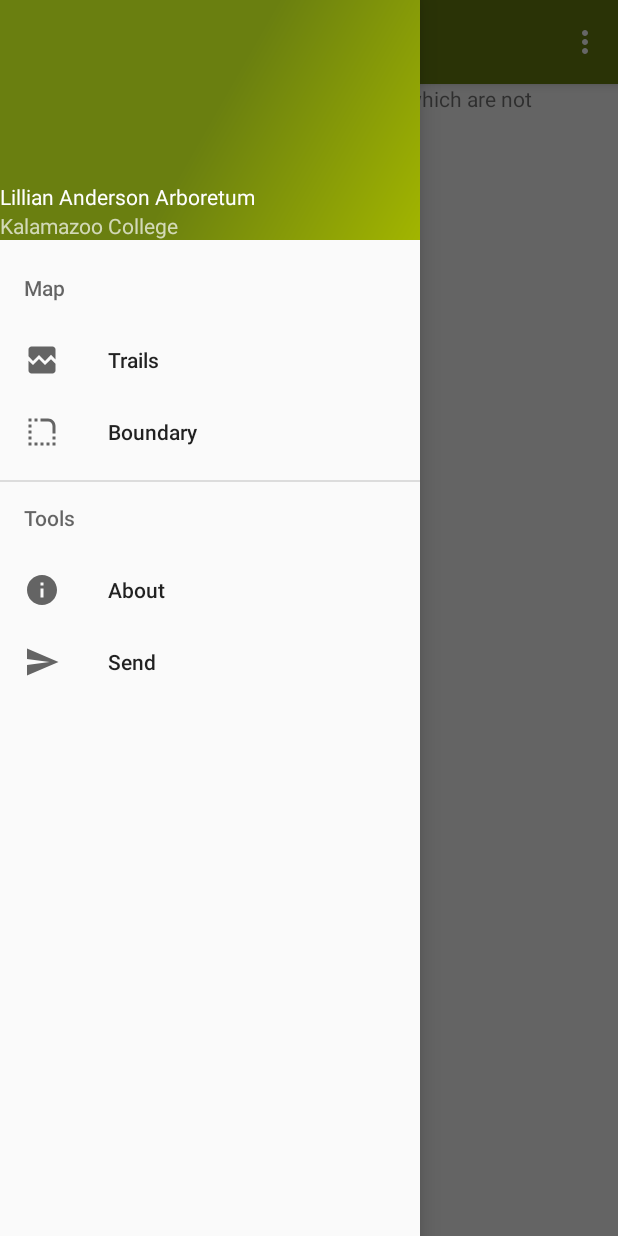
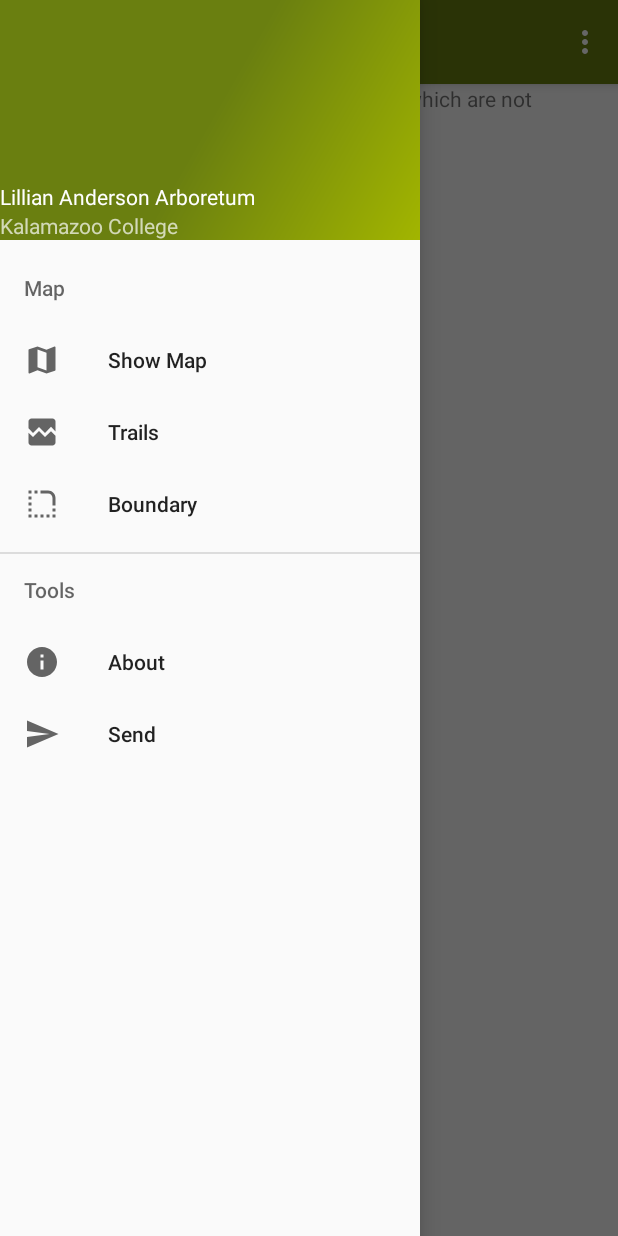
Before and after one commit to rlundquist3/arb-android, an Android app: the screen it shows after launch (MainActivity), with the side drawer open, on a phone screen of 412 x 824 dp. Run offline under Robolectric (Android 15) with nearby library versions, the phone set to English and light mode, and no system bars; 4 statements that could not run were skipped.

```diff
--- a/app/src/main/java/com/rileylundquist/arb/MainActivity.java
+++ b/app/src/main/java/com/rileylundquist/arb/MainActivity.java
@@ -1,5 +1,6 @@
 package com.rileylundquist.arb;
 
+import android.content.ClipData;
 import android.content.pm.PackageManager;
 import android.graphics.Color;
 import android.net.Uri;
@@ -56,10 +57,17 @@ public class MainActivity extends AppCompatActivity
     private final LatLngBounds ARB_AREA = new LatLngBounds(new LatLng(42.285, -85.71), new LatLng(42.30, -85.69));
     private final int DEFAULT_ZOOM = 15;
 
+    private SupportMapFragment mapFragment;
+
     private List trailLines = new ArrayList<Polyline>();
     private List boundaryLines = new ArrayList<Polyline>();
     private boolean trailsOn = false;
     private boolean boundaryOn = false;
+
+    private enum Fragments {
+        MAP, ABOUT, CONTACT
+    }
+    private Fragments currentFragment = Fragments.MAP;
 
     private NavigationView navigationView;
 
@@ -80,7 +88,7 @@ public class MainActivity extends AppCompatActivity
         navigationView.setNavigationItemSelectedListener(this);
 
         // Obtain the SupportMapFragment and get notified when the map is ready to be used.
-        SupportMapFragment mapFragment = (SupportMapFragment) getSupportFragmentManager()
+        mapFragment = (SupportMapFragment) getSupportFragmentManager()
                 .findFragmentById(R.id.map);
         mapFragment.getMapAsync(this);
         // ATTENTION: This was auto-generated to implement the App Indexing API.
@@ -125,7 +133,9 @@ public class MainActivity extends AppCompatActivity
     public boolean onNavigationItemSelected(MenuItem item) {
         // Handle navigation view item clicks here.
         int id = item.getItemId();
-        if (id == R.id.show_trails) {
+        if (id == R.id.show_map) {
+            goToMap();
+        } else if (id == R.id.show_trails) {
             if (trailsOn)
                 hideTrails();
             else if (!trailLines.isEmpty())
@@ -286,6 +296,12 @@ public class MainActivity extends AppCompatActivity
         boundaryOn = false;
     }
 
+    private void goToMap() {
+        if (!currentFragment.equals(Fragments.MAP))
+            getSupportFragmentManager().popBackStack();
+        currentFragment = Fragments.MAP;
+    }
+
     private void goToAbout() {
         Log.d("S", "goToAbout");
         AboutFragment aboutFragment = new AboutFragment();
@@ -293,6 +309,8 @@ public class MainActivity extends AppCompatActivity
         transaction.replace(R.id.fragment_container, aboutFragment);
         transaction.addToBackStack(null);
         transaction.commit();
+
+        currentFragment = Fragments.ABOUT;
     }
 
     @Override
--- /dev/null
+++ b/app/src/main/res/drawable/ic_map_black_24px.xml
@@ -0,0 +1,9 @@
+<vector xmlns:android="http://schemas.android.com/apk/res/android"
+        android:width="24dp"
+        android:height="24dp"
+        android:viewportWidth="24.0"
+        android:viewportHeight="24.0">
+    <path
+        android:pathData="M20.5,3l-0.16,0.03L15,5.1 9,3 3.36,4.9c-0.21,0.07 -0.36,0.25 -0.36,0.48V20.5c0,0.28 0.22,0.5 0.5,0.5l0.16,-0.03L9,18.9l6,2.1 5.64,-1.9c0.21,-0.07 0.36,-0.25 0.36,-0.48V3.5c0,-0.28 -0.22,-0.5 -0.5,-0.5zM15,19l-6,-2.11V5l6,2.11V19z"
+        android:fillColor="#000000"/>
+</vector>
--- a/app/src/main/res/layout/fragment_about.xml
+++ b/app/src/main/res/layout/fragment_about.xml
@@ -10,6 +10,7 @@
         android:layout_width="match_parent"
         android:layout_height="match_parent"
         android:text="@string/loading"
-        android:textColor="@color/k_grey" />
+        android:textColor="@color/k_grey"
+        android:padding="@dimen/full_width_text_margin" />
 
 </FrameLayout>
--- a/app/src/main/res/menu/activity_main_drawer.xml
+++ b/app/src/main/res/menu/activity_main_drawer.xml
@@ -3,6 +3,10 @@
 
     <item android:title="Map">
         <menu>
+            <item
+                android:id="@+id/show_map"
+                android:icon="@drawable/ic_map_black_24px"
+                android:title="Show Map" />
             <item
                 android:id="@+id/show_trails"
                 android:icon="@drawable/ic_trails_24dp"
--- a/app/src/main/res/values/dimens.xml
+++ b/app/src/main/res/values/dimens.xml
@@ -6,4 +6,5 @@
     <dimen name="activity_horizontal_margin">0dp</dimen>
     <dimen name="activity_vertical_margin">0dp</dimen>
     <dimen name="fab_margin">16dp</dimen>
+    <dimen name="full_width_text_margin">24dp</dimen>
 </resources>
```
